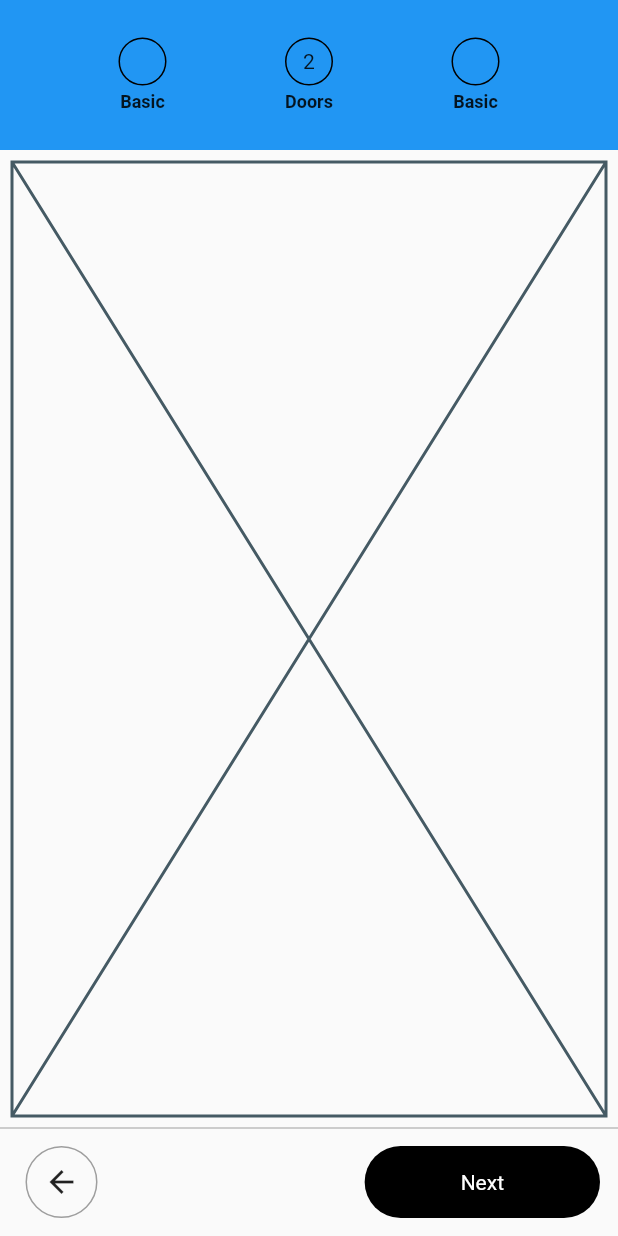
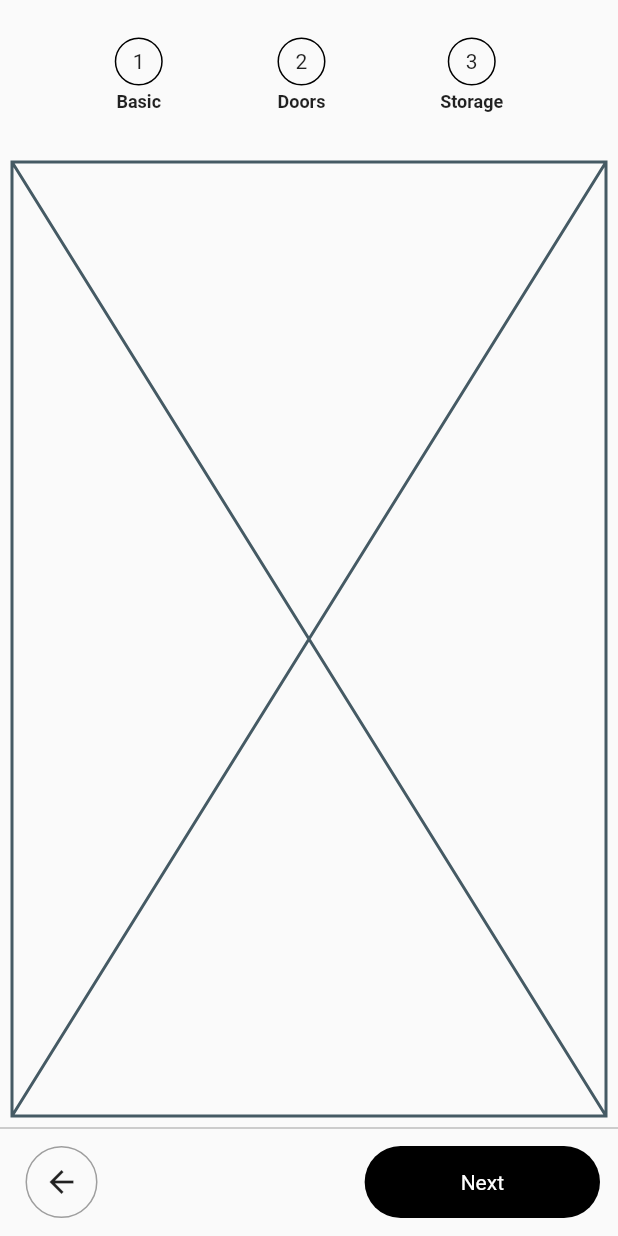
Before and after one commit to JAICHANGPARK/flutter_notebook_18th_story, a Flutter app: the screen it shows after launch, on a phone screen of 412 x 824 dp. Run offline on Flutter 3.47's test engine with Material 2 defaults, Android fonts, the phone set to English and light mode, and no system bars; our stand-ins replace cached_network_image, flutter_lorem, flutter_riverpod, flutter_svg, freezed_annotation, go_router and 3 more.

Commit message:
Update pax_wardrobe_main_page.dart

```diff
--- a/lib/ep1081_pax_wardrobe_app/src/pax_wardrobe_main_page.dart
+++ b/lib/ep1081_pax_wardrobe_app/src/pax_wardrobe_main_page.dart
@@ -11,9 +11,7 @@ class PaxWardrobeMainPage extends StatelessWidget {
           children: [
             Container(
               height: 100,
-              decoration: const BoxDecoration(
-                color: Colors.blue,
-              ),
+
               child: Row(
                 mainAxisAlignment: MainAxisAlignment.spaceEvenly,
                 children: [
@@ -26,6 +24,9 @@ class PaxWardrobeMainPage extends StatelessWidget {
                         decoration: BoxDecoration(
                           border: Border.all(),
                           shape: BoxShape.circle,
+                        ),
+                        child: Center(
+                          child: Text("1"),
                         ),
                       ),
                       SizedBox(height: 4,),
@@ -72,10 +73,13 @@ class PaxWardrobeMainPage extends StatelessWidget {
                           border: Border.all(),
                           shape: BoxShape.circle,
                         ),
+                        child: Center(
+                          child: Text("3"),
+                        ),
                       ),
                       SizedBox(height: 4,),
                       Text(
-                        "Basic",
+                        "Storage",
                         style: TextStyle(
                           fontSize: 12,
                           fontWeight: FontWeight.bold,
```
